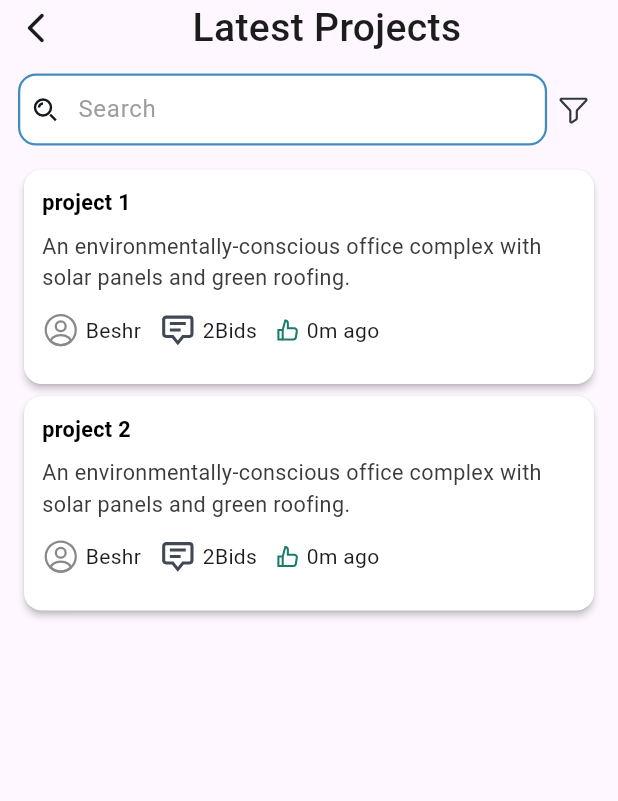
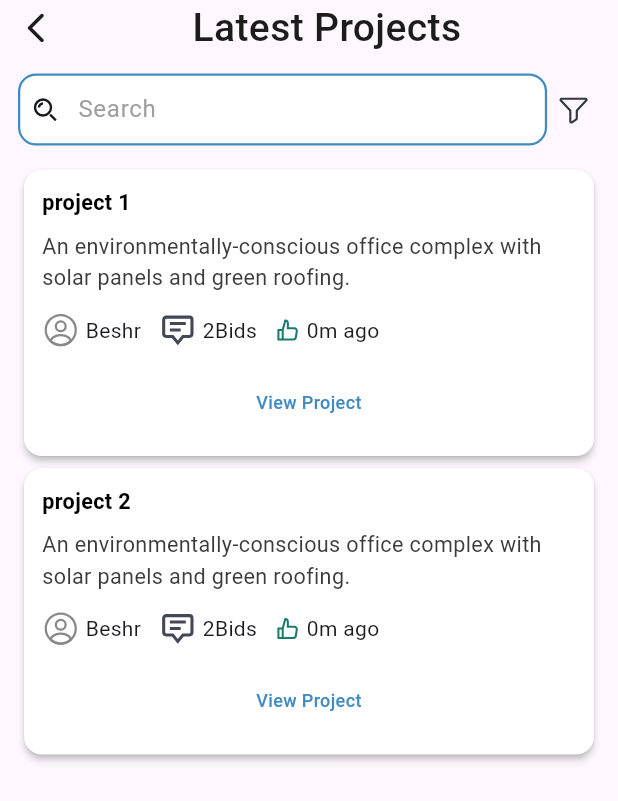
Before and after one commit to sketch-intelligence/sketch_app, a Flutter app: the UserProposedProjectsPage screen opened directly, on a phone screen of 412 x 824 dp. Shown: the top 801 px of the screen. Run offline on Flutter 3.47's test engine with Material 3 defaults, Android fonts, the phone set to English and light mode, and no system bars; our stand-ins replace bloc, carousel_slider, dartz, dio, flutter_bloc, flutter_screenutil and 7 more; missing offline and left inert: animated_snack_bar, page_animation_transition; accounts and stored records are empty; generated files the repository leaves out were written again; Roboto replaces fonts that are missing (Montserrat); project files that could hold a hidden picture were left out.

Commit message:
added view project button to user proposed projects card

```diff
--- a/lib/features/user_proposed_project/presentation/views/widgets/user_proposed_project_item.dart
+++ b/lib/features/user_proposed_project/presentation/views/widgets/user_proposed_project_item.dart
@@ -3,7 +3,9 @@ import 'package:flutter_svg/svg.dart';
 import 'package:go_router/go_router.dart';
 import 'package:sketch/core/constant/app_colors/app_colors.dart';
 import 'package:sketch/core/constant/app_images_icons/app_assets.dart';
+import 'package:sketch/core/constant/text_styles/app_text_style.dart';
 import 'package:sketch/core/functions/format_time.dart';
+import 'package:sketch/core/ui/widgets/custom_button.dart';
 import 'package:sketch/core/utils/app_router.dart';
 import 'package:sketch/core/utils/app_styles.dart';
 import 'package:sketch/features/user_proposed_project/data/model/user_proposed_project_model.dart';
@@ -13,12 +15,7 @@ class UserProposedProjectItem extends StatelessWidget {
   final UserProposedProjectModel project;
   @override
   Widget build(BuildContext context) {
-    return GestureDetector(
-      onTap: () {
-        GoRouter.of(context)
-            .push(AppRouter.kUserProposedProjectDetails, extra: project);
-      },
-      child: Card(
+    return Card(
       elevation: 2,
       color: AppColors.white,
       child: Padding(
@@ -58,8 +55,16 @@ class UserProposedProjectItem extends StatelessWidget {
                 ],
               ),
             ),
+            CustomButton(
+              text: 'View Project',
+              color: Colors.transparent,
+              textStyle: AppTextStyle.getMediumStyle(color: AppColors.primary),
+              onPressed: () {
+                GoRouter.of(context).push(AppRouter.kUserProposedProjectDetails,
+                    extra: project);
+              },
+            )
           ],
-          ),
         ),
       ),
     );
```
Lines whose indentation alone changed are shown as unchanged.
